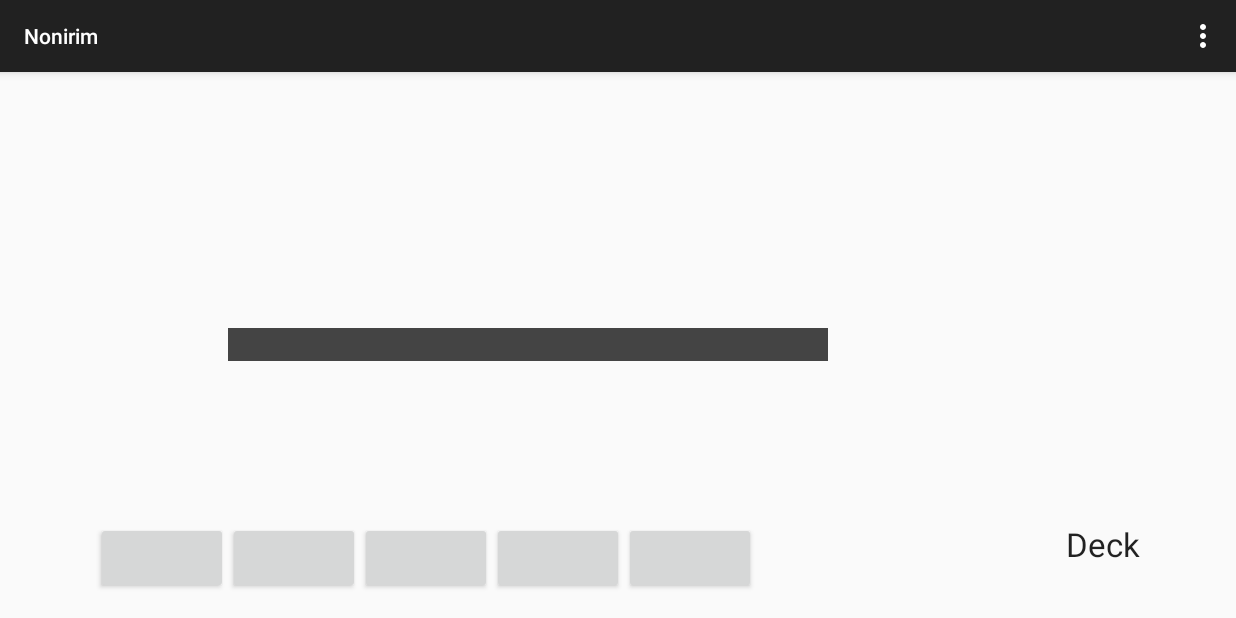
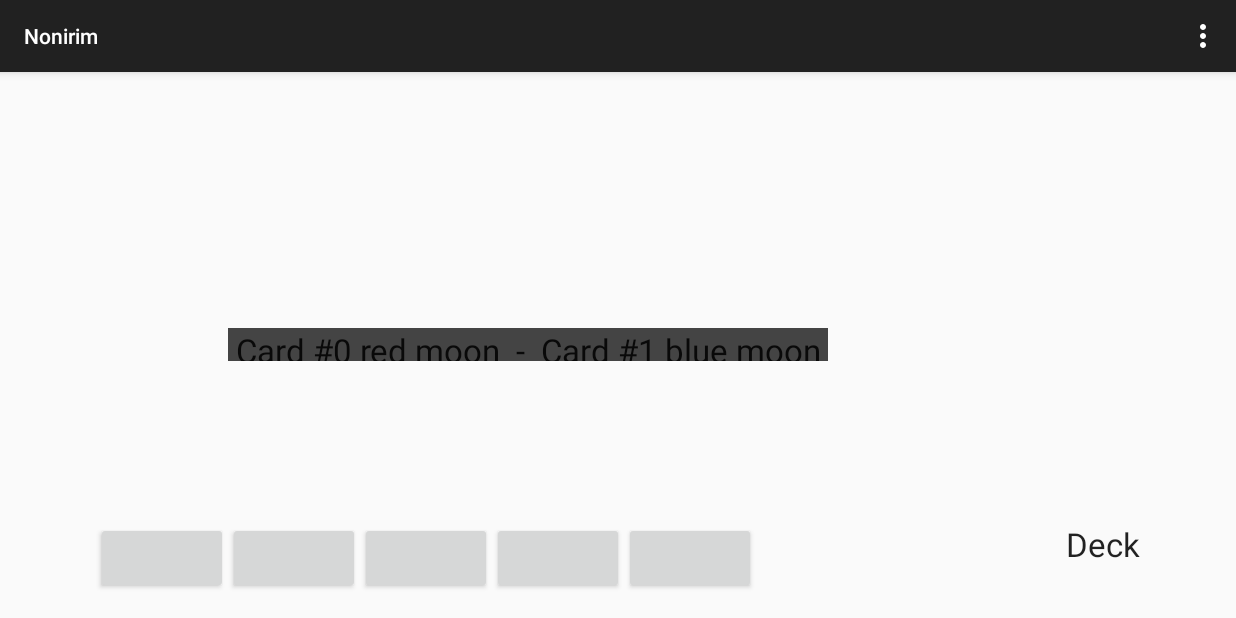
Before and after one commit to zlwdk4/Nonirim, an Android app: the screen it shows after launch (MainActivity), on a phone screen of 824 x 412 dp (held sideways). Run offline under Robolectric (Android 15) with nearby library versions, the phone set to English and light mode, and no system bars.

Commit message:
Lab working

```diff
--- a/app/src/main/java/gaming/wolfback/nonirim/Labyrinth.java
+++ b/app/src/main/java/gaming/wolfback/nonirim/Labyrinth.java
@@ -2,6 +2,7 @@
 
 
 import android.util.Log;
+import android.widget.TextView;
 
 import java.util.ArrayList;
 import java.util.List;
@@ -39,6 +40,10 @@
         }
 
         Log.d("TESTLOG", theLabString);
+
+
+
+
         return theLabString;
     }
 }
--- a/app/src/main/java/gaming/wolfback/nonirim/MainActivity.java
+++ b/app/src/main/java/gaming/wolfback/nonirim/MainActivity.java
@@ -4,6 +4,7 @@
 import android.os.Bundle;
 import android.view.Menu;
 import android.view.MenuItem;
+import android.widget.TextView;
 
 public class MainActivity extends AppCompatActivity {
 
@@ -17,7 +18,12 @@
         Labyrinth lab = new Labyrinth();
         lab.addCard(c1);
         lab.addCard(c2);
-        lab.getLabString();
+        String theLabString = lab.getLabString();
+
+
+
+        TextView t = (TextView)findViewById(R.id.LabId);
+        t.setText(theLabString);
 
     }
 
--- a/app/src/main/res/layout/activity_main.xml
+++ b/app/src/main/res/layout/activity_main.xml
@@ -50,7 +50,7 @@
         android:layout_width="wrap_content"
         android:layout_height="wrap_content"
         android:textAppearance="?android:attr/textAppearanceLarge"
-        android:id="@+id/Labyrinth"
+        android:id="@+id/LabId"
         android:layout_centerVertical="true"
         android:layout_toRightOf="@+id/hand1"
         android:layout_toEndOf="@+id/hand1"
```
